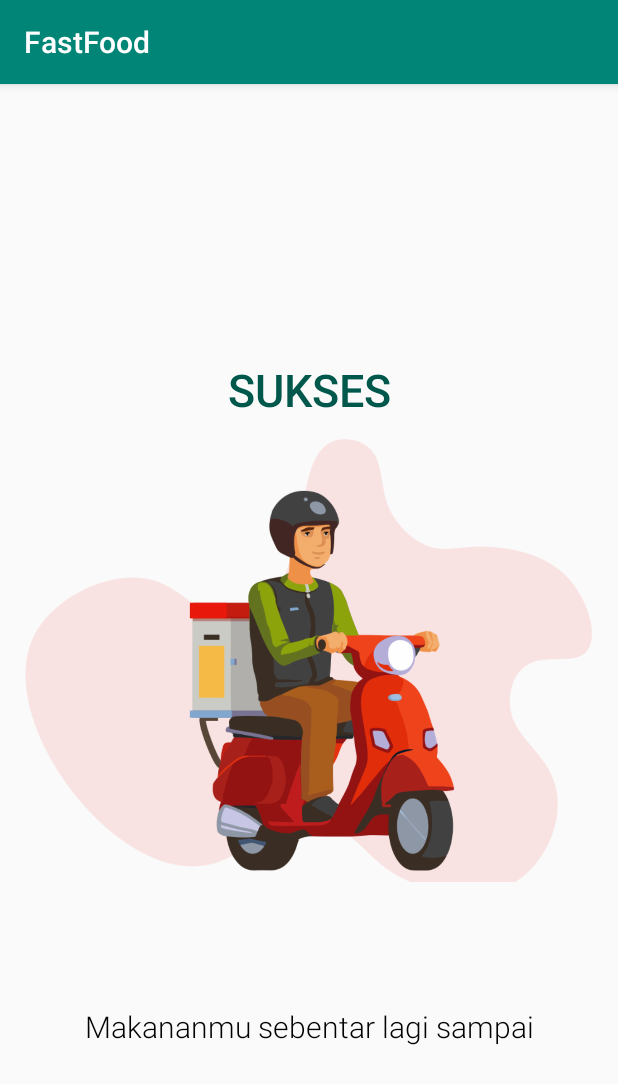
After one commit to AnandaDwiprayoga/Project1-mobileProrgammer-DTS-java, an Android app: the SuccessActivity screen opened directly, with no data from a screen before it, on a phone screen of 412 x 824 dp. The commit adds this screen. Shown: the top 1084 px of the screen. Run offline under Robolectric (Android 15) with nearby library versions, the phone set to English and light mode, and no system bars.

Commit message:
add and modify all

```diff
--- a/app/src/main/AndroidManifest.xml
+++ b/app/src/main/AndroidManifest.xml
@@ -9,7 +9,8 @@
         android:roundIcon="@mipmap/ic_launcher_round"
         android:supportsRtl="true"
         android:theme="@style/AppTheme">
-        <activity android:name=".InputActivity"></activity>
+        <activity android:name=".SuccessActivity"></activity>
+        <activity android:name=".InputActivity" />
         <activity android:name=".SplashScreenActivity">
             <intent-filter>
                 <action android:name="android.intent.action.MAIN" />
@@ -17,7 +18,7 @@
                 <category android:name="android.intent.category.LAUNCHER" />
             </intent-filter>
         </activity>
-        <activity android:name=".MainActivity"></activity>
+        <activity android:name=".MainActivity" />
     </application>
 
 </manifest>
--- /dev/null
+++ b/app/src/main/java/com/example/tokoklambi/SuccessActivity.java
@@ -0,0 +1,14 @@
+package com.example.tokoklambi;
+
+import androidx.appcompat.app.AppCompatActivity;
+
+import android.os.Bundle;
+
+public class SuccessActivity extends AppCompatActivity {
+
+    @Override
+    protected void onCreate(Bundle savedInstanceState) {
+        super.onCreate(savedInstanceState);
+        setContentView(R.layout.activity_success);
+    }
+}
--- a/app/src/main/res/layout/activity_main.xml
+++ b/app/src/main/res/layout/activity_main.xml
@@ -41,6 +41,5 @@
         android:layout_marginBottom="8dp"
         android:layout_marginStart="46dp"
         android:layout_marginEnd="46dp"
-        android:background="@drawable/button"
-        android:onClick="clickBuy"/>
+        android:background="@drawable/button"/>
 </androidx.constraintlayout.widget.ConstraintLayout>
--- /dev/null
+++ b/app/src/main/res/layout/activity_success.xml
@@ -0,0 +1,55 @@
+<?xml version="1.0" encoding="utf-8"?>
+<androidx.constraintlayout.widget.ConstraintLayout xmlns:android="http://schemas.android.com/apk/res/android"
+    xmlns:app="http://schemas.android.com/apk/res-auto"
+    xmlns:tools="http://schemas.android.com/tools"
+    android:layout_width="match_parent"
+    android:layout_height="match_parent"
+    tools:context=".SuccessActivity">
+
+    <ImageView
+        android:layout_width="wrap_content"
+        android:layout_height="wrap_content"
+        android:src="@drawable/img2"
+        app:layout_constraintBottom_toBottomOf="parent"
+        app:layout_constraintEnd_toEndOf="parent"
+        app:layout_constraintStart_toStartOf="parent"
+        app:layout_constraintTop_toTopOf="parent" />
+
+    <TextView
+        android:layout_width="wrap_content"
+        android:layout_height="wrap_content"
+        android:layout_marginTop="30dp"
+        android:fontFamily="sans-serif-medium"
+        android:text="SUKSES"
+        android:textColor="@color/colorPrimaryDark"
+        android:textSize="30sp"
+        app:layout_constraintEnd_toEndOf="parent"
+        app:layout_constraintStart_toStartOf="parent"
+        app:layout_constraintTop_toBottomOf="@id/guideline5" />
+
+    <androidx.constraintlayout.widget.Guideline
+        android:id="@+id/guideline5"
+        android:layout_width="wrap_content"
+        android:layout_height="wrap_content"
+        android:orientation="horizontal"
+        app:layout_constraintGuide_percent="0.2" />
+
+    <androidx.constraintlayout.widget.Guideline
+        android:id="@+id/guideline6"
+        android:layout_width="wrap_content"
+        android:layout_height="wrap_content"
+        android:orientation="horizontal"
+        app:layout_constraintGuide_percent="0.8" />
+
+    <TextView
+        android:layout_width="wrap_content"
+        android:layout_height="wrap_content"
+        android:text="Makananmu sebentar lagi sampai"
+        android:textSize="20sp"
+        android:textColor="#000000"
+        android:fontFamily="sans-serif-light"
+        app:layout_constraintTop_toBottomOf="@id/guideline6"
+        app:layout_constraintStart_toStartOf="parent"
+        app:layout_constraintEnd_toEndOf="parent"/>
+
+</androidx.constraintlayout.widget.ConstraintLayout>
--- a/app/src/main/res/values/strings.xml
+++ b/app/src/main/res/values/strings.xml
@@ -1,3 +1,3 @@
 <resources>
-    <string name="app_name">TokoKlambi</string>
+    <string name="app_name">FastFood</string>
 </resources>
```
Also changed, not shown: app/src/main/java/com/example/tokoklambi/InputActivity.java (+53 -0 lines), app/src/main/java/com/example/tokoklambi/Item_makanan.java (+55 -2 lines), app/src/main/java/com/example/tokoklambi/MainActivity.java (+34 -5 lines), app/src/main/java/com/example/tokoklambi/adapter/ItemAdapter.java (+28 -0 lines), app/src/main/java/com/example/tokoklambi/adapter/ItemAdapter2.java (added, +58 -0 lines), app/src/main/java/com/example/tokoklambi/model/ItemMakananOutput.java (added, +58 -0 lines), app/src/main/res/layout/activity_input.xml (+6 -4 lines), app/src/main/res/layout/item_satuan_out.xml (added, +49 -0 lines), app/src/main/res/drawable/img2.png (added).
